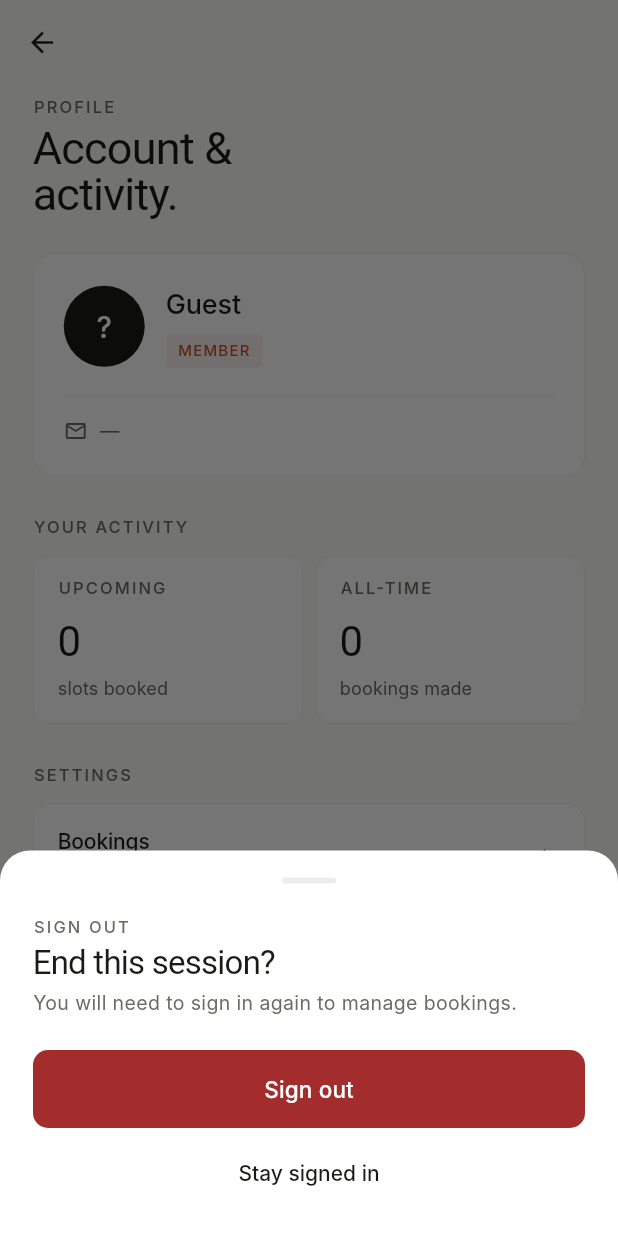
After one commit to Richard-Ashley/ClubManagerApp, a Flutter app: the ProfileScreen screen opened by its route, after a tap on "Sign out", on a phone screen of 412 x 824 dp. The commit adds this screen. Run offline on Flutter 3.47's test engine with Material 3 defaults, Android fonts, the phone set to English and light mode, and no system bars; our stand-ins replace dio, flutter_riverpod, flutter_secure_storage, go_router; accounts and stored records are empty; network calls fail; Roboto replaces fonts that are missing (Fraunces, Inter).

Commit message:
Add profile screen with ID card, activity stats, settings

```diff
--- a/lib/core/router/app_router.dart
+++ b/lib/core/router/app_router.dart
@@ -9,6 +9,7 @@ import '../../features/auth/providers/auth_state.dart';
 import '../../features/bookings/presentation/bookings_screen.dart';
 import '../../features/bookings/presentation/new_booking_screen.dart';
 import '../../features/home/presentation/home_screen.dart';
+import '../../features/profile/presentation/profile_screen.dart';
 import '../../features/venues/presentation/venues_screen.dart';
 
 final appRouterProvider = Provider<GoRouter>((ref) {
@@ -59,6 +60,11 @@ final appRouterProvider = Provider<GoRouter>((ref) {
         name: 'newBooking',
         builder: (context, state) => const NewBookingScreen(),
       ),
+      GoRoute(
+        path: AppRoutes.profile,
+        name: 'profile',
+        builder: (context, state) => const ProfileScreen(),
+      ),
     ],
   );
 });
--- a/lib/core/router/app_routes.dart
+++ b/lib/core/router/app_routes.dart
@@ -8,4 +8,5 @@ class AppRoutes {
   static const String venueDetail = '/venues/:id';
   static const String bookings = '/bookings';
   static const String newBooking = '/bookings/new';
+  static const String profile = '/profile';
 }
--- a/lib/features/bookings/presentation/bookings_screen.dart
+++ b/lib/features/bookings/presentation/bookings_screen.dart
@@ -40,7 +40,10 @@ class BookingsScreen extends ConsumerWidget {
                       child: ScreenHeader(
                         eyebrow: 'Bookings',
                         title: 'Your slots,\nyour days.',
-                        trailing: InitialsAvatar(userName),
+                        trailing: GestureDetector(
+                          onTap: () => context.push(AppRoutes.profile),
+                          child: InitialsAvatar(userName),
+                        ),
                       ),
                     ),
                   ),
--- a/lib/features/home/presentation/home_screen.dart
+++ b/lib/features/home/presentation/home_screen.dart
@@ -29,8 +29,8 @@ class HomeScreen extends ConsumerWidget {
                 eyebrow: 'Welcome',
                 title: 'Hello,\n$firstName.',
                 trailing: GestureDetector(
-                  onTap: () => ref.read(authNotifierProvider.notifier).logout(),
-                  child: const Icon(Icons.logout, size: 22, color: AppColors.textSecondary),
+                  onTap: () => context.push(AppRoutes.profile),
+                  child: InitialsAvatar(user?.fullName ?? ''),
                 ),
               ),
               const SizedBox(height: 36),
--- /dev/null
+++ b/lib/features/profile/presentation/profile_screen.dart
@@ -0,0 +1,356 @@
+import 'package:flutter/material.dart';
+import 'package:flutter_riverpod/flutter_riverpod.dart';
+import 'package:go_router/go_router.dart';
+import '../../../core/constants/app_colors.dart';
+import '../../../core/constants/app_theme.dart';
+import '../../../core/router/app_routes.dart';
+import '../../../shared/widgets/design_system.dart';
+import '../../auth/providers/auth_providers.dart';
+import '../../auth/providers/auth_state.dart';
+import '../../bookings/providers/booking_providers.dart';
+
+class ProfileScreen extends ConsumerWidget {
+  const ProfileScreen({super.key});
+
+  @override
+  Widget build(BuildContext context, WidgetRef ref) {
+    final auth = ref.watch(authNotifierProvider);
+    final user = auth is AuthAuthenticated ? auth.user : null;
+    final bookingsAsync = ref.watch(bookingsBucketedProvider);
+
+    return Scaffold(
+      backgroundColor: AppColors.background,
+      appBar: AppBar(
+        leading: IconButton(
+          icon: const Icon(Icons.arrow_back, size: 22),
+          onPressed: () => context.pop(),
+        ),
+        title: const SizedBox.shrink(),
+      ),
+      body: SafeArea(
+        top: false,
+        child: ListView(
+          padding: const EdgeInsets.fromLTRB(22, 8, 22, 32),
+          children: [
+            const Eyebrow('Profile'),
+            const SizedBox(height: 6),
+            const DisplayHeadline('Account &\nactivity.'),
+            const SizedBox(height: 24),
+
+            // ID card
+            Container(
+              decoration: BoxDecoration(
+                color: AppColors.surface,
+                borderRadius: BorderRadius.circular(14),
+                border: Border.all(color: AppColors.border, width: 0.5),
+              ),
+              padding: const EdgeInsets.all(20),
+              child: Column(
+                crossAxisAlignment: CrossAxisAlignment.start,
+                children: [
+                  Row(
+                    children: [
+                      InitialsAvatar(user?.fullName ?? '', size: 54),
+                      const SizedBox(width: 14),
+                      Expanded(
+                        child: Column(
+                          crossAxisAlignment: CrossAxisAlignment.start,
+                          children: [
+                            Text(
+                              user?.fullName ?? 'Guest',
+                              style: AppTypography.title.copyWith(fontSize: 18),
+                            ),
+                            const SizedBox(height: 6),
+                            StatusPill(user?.role ?? 'Member'),
+                          ],
+                        ),
+                      ),
+                    ],
+                  ),
+                  const SizedBox(height: 18),
+                  const Divider(),
+                  const SizedBox(height: 14),
+                  Row(
+                    children: [
+                      const Icon(
+                        Icons.mail_outline,
+                        size: 16,
+                        color: AppColors.textSecondary,
+                      ),
+                      const SizedBox(width: 8),
+                      Expanded(
+                        child: Text(
+                          user?.email ?? '—',
+                          style: AppTypography.bodyMuted,
+                        ),
+                      ),
+                    ],
+                  ),
+                ],
+              ),
+            ),
+
+            const SizedBox(height: 26),
+            const Text('YOUR ACTIVITY', style: AppTypography.sectionLabel),
+            const SizedBox(height: 10),
+            bookingsAsync.when(
+              data: (data) => _StatRow(
+                upcoming: data.upcoming.length,
+                total: data.upcoming.length + data.past.length,
+              ),
+              loading: () => const _StatRow(upcoming: 0, total: 0, isLoading: true),
+              error: (_, __) => const _StatRow(upcoming: 0, total: 0),
+            ),
+
+            const SizedBox(height: 26),
+            const Text('SETTINGS', style: AppTypography.sectionLabel),
+            const SizedBox(height: 10),
+            _SettingRow(
+              label: 'Bookings',
+              meta: 'Manage your slots',
+              onTap: () => context.push(AppRoutes.bookings),
+            ),
+            _SettingRow(
+              label: 'About',
+              meta: 'Version 1.0.0',
+              onTap: () => _showAboutSheet(context),
+            ),
+            _SettingRow(
+              label: 'Sign out',
+              meta: 'End your session',
+              destructive: true,
+              onTap: () => _confirmSignOut(context, ref),
+            ),
+          ],
+        ),
+      ),
+    );
+  }
+
+  void _showAboutSheet(BuildContext context) {
+    showModalBottomSheet(
+      context: context,
+      backgroundColor: AppColors.surface,
+      shape: const RoundedRectangleBorder(
+        borderRadius: BorderRadius.vertical(top: Radius.circular(20)),
+      ),
+      builder: (ctx) => SafeArea(
+        child: Padding(
+          padding: const EdgeInsets.fromLTRB(22, 18, 22, 22),
+          child: Column(
+            mainAxisSize: MainAxisSize.min,
+            crossAxisAlignment: CrossAxisAlignment.start,
+            children: [
+              Center(
+                child: Container(
+                  width: 36,
+                  height: 4,
+                  decoration: BoxDecoration(
+                    color: AppColors.border,
+                    borderRadius: BorderRadius.circular(2),
+                  ),
+                ),
+              ),
+              const SizedBox(height: 18),
+              const Eyebrow('About'),
+              const SizedBox(height: 6),
+              Text('Club Manager', style: AppTypography.display.copyWith(fontSize: 22)),
+              const SizedBox(height: 12),
+              Text(
+                'A booking app for clubs and venues. Built with Flutter, '
+                'connected to a .NET 8 backend with JWT auth and SQLite.',
+                style: AppTypography.bodyMuted,
+              ),
+              const SizedBox(height: 18),
+              const Text('VERSION', style: AppTypography.sectionLabel),
+              const SizedBox(height: 4),
+              Text('1.0.0', style: AppTypography.body),
+            ],
+          ),
+        ),
+      ),
+    );
+  }
+
+  void _confirmSignOut(BuildContext context, WidgetRef ref) {
+    showModalBottomSheet(
+      context: context,
+      backgroundColor: AppColors.surface,
+      shape: const RoundedRectangleBorder(
+        borderRadius: BorderRadius.vertical(top: Radius.circular(20)),
+      ),
+      builder: (ctx) => SafeArea(
+        child: Padding(
+          padding: const EdgeInsets.fromLTRB(22, 18, 22, 18),
+          child: Column(
+            mainAxisSize: MainAxisSize.min,
+            crossAxisAlignment: CrossAxisAlignment.stretch,
+            children: [
+              Center(
+                child: Container(
+                  width: 36,
+                  height: 4,
+                  decoration: BoxDecoration(
+                    color: AppColors.border,
+                    borderRadius: BorderRadius.circular(2),
+                  ),
+                ),
+              ),
+              const SizedBox(height: 22),
+              const Eyebrow('Sign out'),
+              const SizedBox(height: 6),
+              Text(
+                'End this session?',
+                style: AppTypography.display.copyWith(fontSize: 22),
+              ),
+              const SizedBox(height: 6),
+              Text(
+                'You will need to sign in again to manage bookings.',
+                style: AppTypography.bodyMuted,
+              ),
+              const SizedBox(height: 22),
+              ElevatedButton(
+                onPressed: () {
+                  Navigator.of(ctx).pop();
+                  ref.read(authNotifierProvider.notifier).logout();
+                },
+                style: ElevatedButton.styleFrom(backgroundColor: AppColors.error),
+                child: const Text('Sign out'),
+              ),
+              const SizedBox(height: 6),
+              TextButton(
+                onPressed: () => Navigator.of(ctx).pop(),
+                child: const Text('Stay signed in'),
+              ),
+            ],
+          ),
+        ),
+      ),
+    );
+  }
+}
+
+class _StatRow extends StatelessWidget {
+  const _StatRow({
+    required this.upcoming,
+    required this.total,
+    this.isLoading = false,
+  });
+
+  final int upcoming;
+  final int total;
+  final bool isLoading;
+
+  @override
+  Widget build(BuildContext context) {
+    return Row(
+      children: [
+        Expanded(child: _StatCard(eyebrow: 'Upcoming', value: '$upcoming', sub: 'slots booked', isLoading: isLoading)),
+        const SizedBox(width: 8),
+        Expanded(child: _StatCard(eyebrow: 'All-time', value: '$total', sub: 'bookings made', isLoading: isLoading)),
+      ],
+    );
+  }
+}
+
+class _StatCard extends StatelessWidget {
+  const _StatCard({
+    required this.eyebrow,
+    required this.value,
+    required this.sub,
+    this.isLoading = false,
+  });
+
+  final String eyebrow;
+  final String value;
+  final String sub;
+  final bool isLoading;
+
+  @override
+  Widget build(BuildContext context) {
+    return Container(
+      decoration: BoxDecoration(
+        color: AppColors.surface,
+        borderRadius: BorderRadius.circular(12),
+        border: Border.all(color: AppColors.border, width: 0.5),
+      ),
+      padding: const EdgeInsets.fromLTRB(16, 14, 14, 14),
+      child: Column(
+        crossAxisAlignment: CrossAxisAlignment.start,
+        children: [
+          Eyebrow(eyebrow),
+          const SizedBox(height: 8),
+          Text(
+            isLoading ? '–' : value,
+            style: AppTypography.stat.copyWith(
+              fontFamily: 'Fraunces',
+              fontSize: 28,
+              fontWeight: FontWeight.w400,
+            ),
+          ),
+          const SizedBox(height: 2),
+          Text(sub, style: AppTypography.meta),
+        ],
+      ),
+    );
+  }
+}
+
+class _SettingRow extends StatelessWidget {
+  const _SettingRow({
+    required this.label,
+    required this.meta,
+    required this.onTap,
+    this.destructive = false,
+  });
+
+  final String label;
+  final String meta;
+  final VoidCallback onTap;
+  final bool destructive;
+
+  @override
+  Widget build(BuildContext context) {
+    final color = destructive ? AppColors.error : AppColors.textPrimary;
+    final metaColor = destructive
+        ? AppColors.error.withOpacity(0.65)
+        : AppColors.textSecondary;
+
+    return Padding(
+      padding: const EdgeInsets.only(bottom: 6),
+      child: Material(
+        color: AppColors.surface,
+        borderRadius: BorderRadius.circular(12),
+        child: InkWell(
+          onTap: onTap,
+          borderRadius: BorderRadius.circular(12),
+          child: Container(
+            decoration: BoxDecoration(
+              borderRadius: BorderRadius.circular(12),
+              border: Border.all(color: AppColors.border, width: 0.5),
+            ),
+            padding: const EdgeInsets.symmetric(horizontal: 16, vertical: 14),
+            child: Row(
+              children: [
+                Expanded(
+                  child: Column(
+                    crossAxisAlignment: CrossAxisAlignment.start,
+                    children: [
+                      Text(
+                        label,
+                        style: AppTypography.title.copyWith(fontSize: 14, color: color),
+                      ),
+                      const SizedBox(height: 2),
+                      Text(meta, style: AppTypography.meta.copyWith(color: metaColor)),
+                    ],
+                  ),
+                ),
+                Icon(Icons.chevron_right, size: 18, color: color.withOpacity(0.6)),
+              ],
+            ),
+          ),
+        ),
+      ),
+    );
+  }
+}
--- a/lib/features/venues/presentation/venues_screen.dart
+++ b/lib/features/venues/presentation/venues_screen.dart
@@ -1,6 +1,7 @@
 import 'package:flutter/material.dart';
 import 'package:flutter_riverpod/flutter_riverpod.dart';
 import 'package:go_router/go_router.dart';
+import '../../../core/router/app_routes.dart';
 import '../../../core/constants/app_colors.dart';
 import '../../../core/constants/app_theme.dart';
 import '../../../shared/extensions/extensions.dart';
@@ -37,7 +38,10 @@ class VenuesScreen extends ConsumerWidget {
                   child: ScreenHeader(
                     eyebrow: 'Venues',
                     title: 'Pick a place\nto play.',
-                    trailing: InitialsAvatar(userName),
+                    trailing: GestureDetector(
+                      onTap: () => context.push(AppRoutes.profile),
+                      child: InitialsAvatar(userName),
+                    ),
                   ),
                 ),
               ),
```
